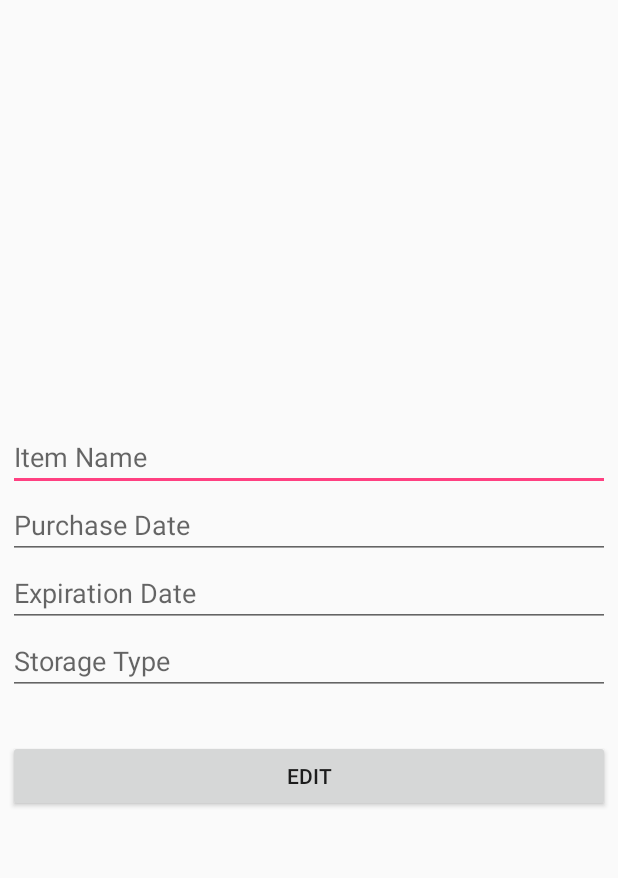
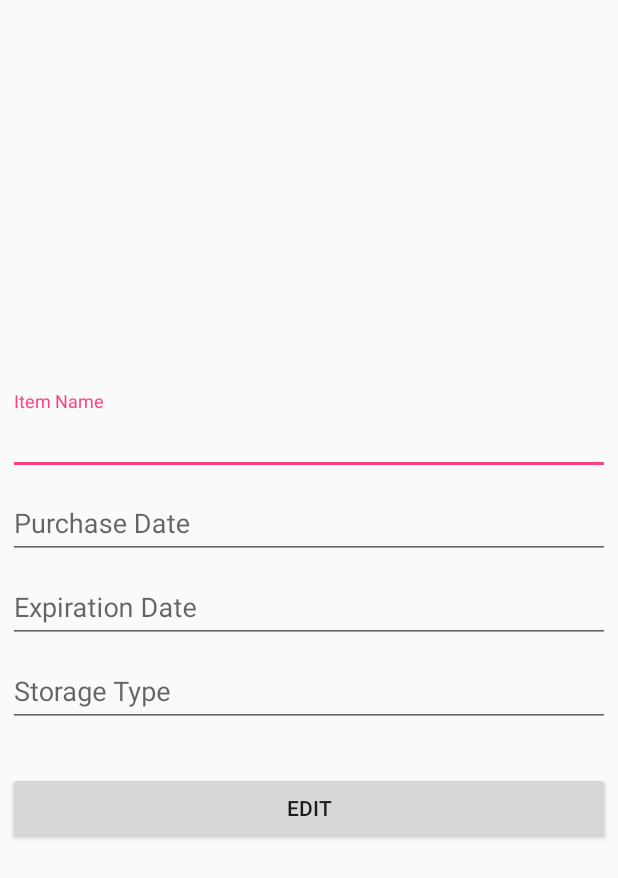
Before and after one commit to younghuang97/Expired, an Android app: the layout dialog_edititem.xml on its own in the app's theme, with its tools: preview values and no code run, on a phone screen of 412 x 824 dp. Shown: the top 878 px of the screen. Run offline under Robolectric (Android 15) with nearby library versions, the phone set to English and light mode, and no system bars.

```diff
--- a/main/app/src/main/res/layout/activity_add.xml
+++ b/main/app/src/main/res/layout/activity_add.xml
@@ -10,8 +10,7 @@
 
     <android.support.design.widget.TextInputLayout
         android:layout_width="match_parent"
-        android:layout_height="wrap_content"
-        >
+        android:layout_height="wrap_content">
 
         <android.support.design.widget.TextInputEditText
             android:id="@+id/nameField"
@@ -26,6 +25,7 @@
         android:layout_width="match_parent"
         android:layout_height="wrap_content">
 
+    </android.support.design.widget.TextInputLayout>
         <android.support.design.widget.TextInputEditText
             android:id="@+id/expDateField"
             android:layout_width="match_parent"
@@ -33,7 +33,6 @@
             android:hint="@string/hint_expdate"
             android:inputType="text|textAutoComplete" />
 
-    </android.support.design.widget.TextInputLayout>
 
     <android.support.design.widget.TextInputLayout
         android:layout_width="match_parent"
--- a/main/app/src/main/res/layout/dialog_edititem.xml
+++ b/main/app/src/main/res/layout/dialog_edititem.xml
@@ -5,15 +5,24 @@
     android:padding="5dp"
     android:gravity="center">
 
-    <EditText
+    <android.support.design.widget.TextInputLayout
+        android:layout_width="match_parent"
+        android:layout_height="wrap_content">
+
+        <android.support.design.widget.TextInputEditText
             android:id="@+id/etName"
             android:layout_width="match_parent"
             android:layout_height="wrap_content"
             android:ems="10"
             android:hint="@string/item_name"
             android:inputType="textPersonName" />
+    </android.support.design.widget.TextInputLayout>
 
-    <EditText
+    <android.support.design.widget.TextInputLayout
+        android:layout_width="match_parent"
+        android:layout_height="wrap_content">
+
+        <android.support.design.widget.TextInputEditText
             android:id="@+id/etPurchaseDate"
             android:layout_width="match_parent"
             android:layout_height="wrap_content"
@@ -21,7 +30,13 @@
             android:hint="@string/purchase_date"
             android:inputType="date" />
 
-    <EditText
+    </android.support.design.widget.TextInputLayout>
+
+    <android.support.design.widget.TextInputLayout
+        android:layout_width="match_parent"
+        android:layout_height="wrap_content">
+
+        <android.support.design.widget.TextInputEditText
             android:id="@+id/etExpirationDate"
             android:layout_width="match_parent"
             android:layout_height="wrap_content"
@@ -29,13 +44,21 @@
             android:hint="@string/expiration_date"
             android:inputType="date" />
 
-    <EditText
+    </android.support.design.widget.TextInputLayout>
+
+    <android.support.design.widget.TextInputLayout
+        android:layout_width="match_parent"
+        android:layout_height="wrap_content">
+
+        <android.support.design.widget.TextInputEditText
             android:id="@+id/etStorageType"
             android:layout_width="match_parent"
             android:layout_height="wrap_content"
             android:ems="10"
             android:hint="@string/storage_type"
             android:inputType="textPersonName" />
+
+    </android.support.design.widget.TextInputLayout>
 
     <Button
         android:id="@+id/editbutton"
```
Also changed, not shown: main/app/src/main/java/com/example/thele/expired/MyAdapter.java (+92 -12 lines), 1 other file. Lines whose indentation alone changed are shown as unchanged.
